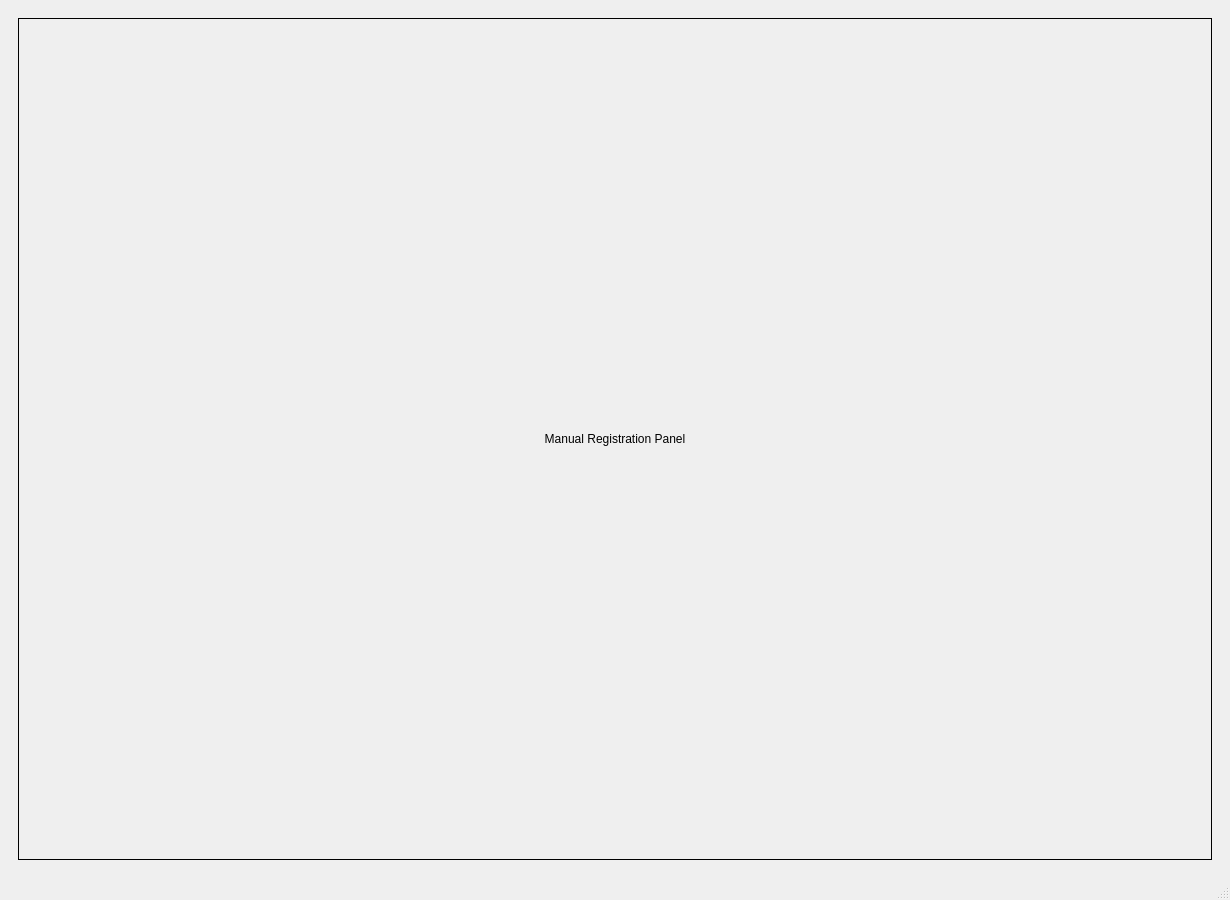
Above: mwarp1d/ui/main.ui from 0todd0000/mwarp1d before the change. Below: the same form after it.
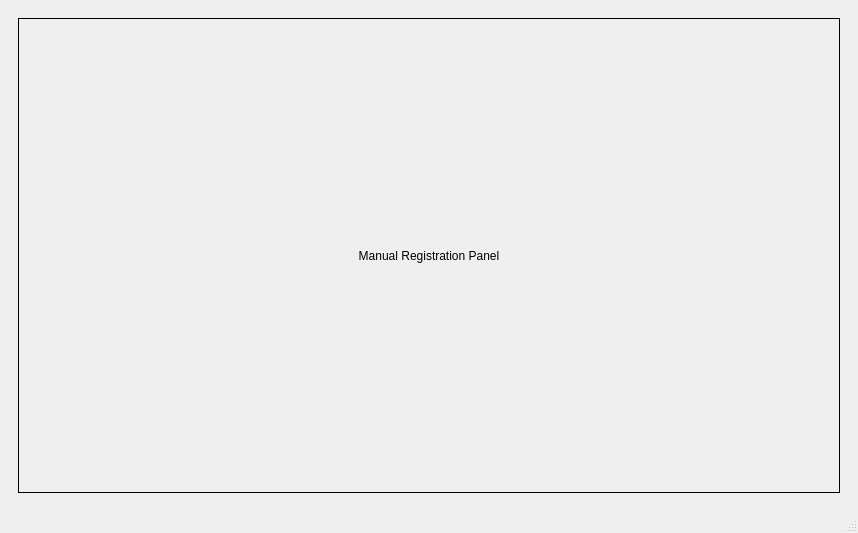
That is the form after the change. The open tabs and pages were chosen to show the change.

What changed in the file:
```diff
--- a/mwarp1d/ui/main.ui
+++ b/mwarp1d/ui/main.ui
@@ -6,8 +6,8 @@
    <rect>
     <x>0</x>
     <y>0</y>
-    <width>1230</width>
-    <height>900</height>
+    <width>858</width>
+    <height>533</height>
    </rect>
   </property>
   <property name="sizePolicy">
@@ -18,8 +18,8 @@
   </property>
   <property name="minimumSize">
    <size>
-    <width>1230</width>
-    <height>900</height>
+    <width>0</width>
+    <height>0</height>
    </size>
   </property>
   <property name="windowTitle">
```
Left out of the diff: 4 changed lines with no effect on the pictures.
